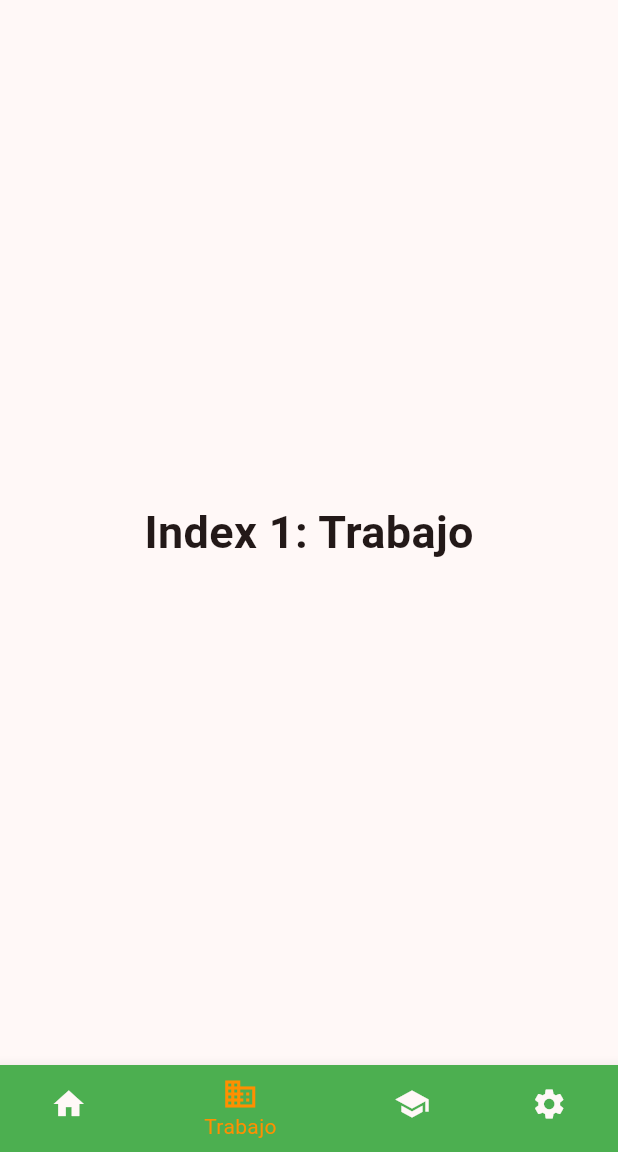
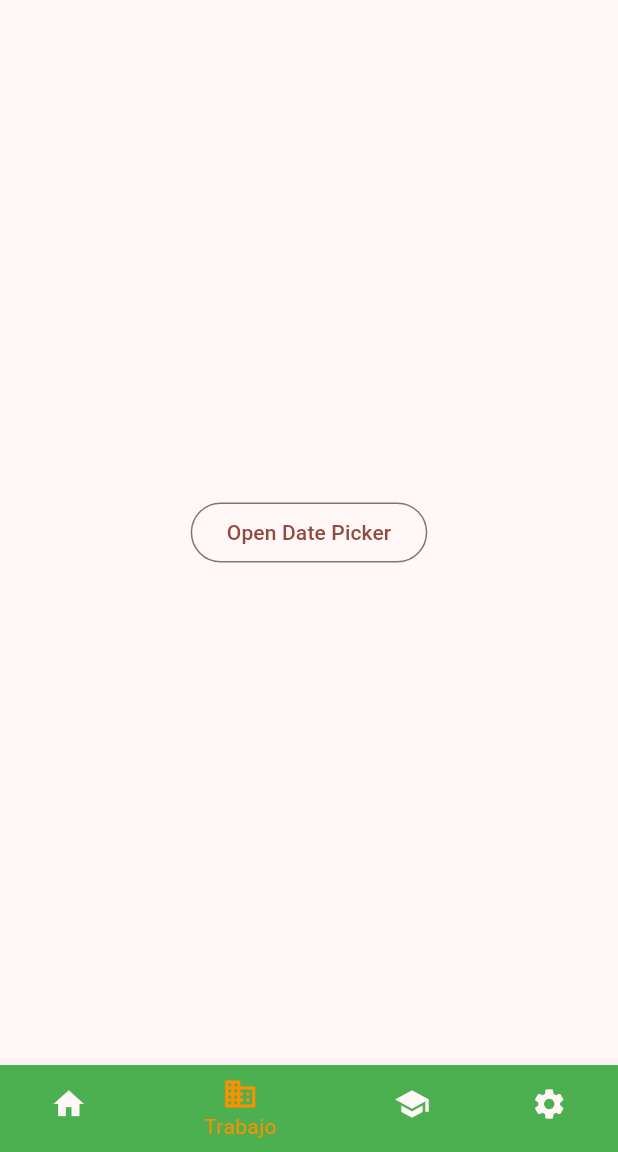
Before and after one commit to ElEdwinJSH/widgets_proyecto, a Flutter app: the screen it shows after launch, item 2 of the bottom bar chosen, on a phone screen of 412 x 824 dp, the part 84-1236 px from its top. Run offline on Flutter 3.47's test engine with Material 2 defaults, Android fonts, the phone set to English and light mode, and no system bars.

Commit message:
show date hecho

```diff
--- a/lib/pages/bottom_navigation_bar.dart
+++ b/lib/pages/bottom_navigation_bar.dart
@@ -2,6 +2,7 @@
 import 'package:widgets_proyecto/pages/alert_dialog.dart';
 import 'package:widgets_proyecto/pages/card_class.dart';
 import 'package:widgets_proyecto/pages/check_box.dart';
+import 'package:widgets_proyecto/pages/show_date_picker.dart';
 
 class BNavigation extends StatefulWidget {
   const BNavigation({super.key});
@@ -29,10 +30,7 @@
         ),
       ),
     ),
-    Text(
-      'Index 1: Trabajo',
-      style: optionStyle,
-    ),
+    DatePicker(),
     Text(
       'Index 2: Escuela',
       style: optionStyle,
--- /dev/null
+++ b/lib/pages/show_date_picker.dart
@@ -0,0 +1,80 @@
+import 'package:flutter/material.dart';
+
+class DatePicker extends StatefulWidget {
+  const DatePicker({super.key, this.restorationId});
+
+  final String? restorationId;
+
+  @override
+  State<DatePicker> createState() => _DatePickerState();
+}
+
+class _DatePickerState extends State<DatePicker> with RestorationMixin {
+  @override
+  String? get restorationId => widget.restorationId;
+
+  final RestorableDateTime _selectedDate =
+      RestorableDateTime(DateTime(2023, 09, 07));
+  late final RestorableRouteFuture<DateTime?> _restorableDatePickerRouteFuture =
+      RestorableRouteFuture<DateTime?>(
+    onComplete: _selectDate,
+    onPresent: (NavigatorState navigator, Object? arguments) {
+      return navigator.restorablePush(
+        _datePickerRoute,
+        arguments: _selectedDate.value.millisecondsSinceEpoch,
+      );
+    },
+  );
+
+  @pragma('vm:entry-point')
+  static Route<DateTime> _datePickerRoute(
+    BuildContext context,
+    Object? arguments,
+  ) {
+    return DialogRoute<DateTime>(
+      context: context,
+      builder: (BuildContext context) {
+        return DatePickerDialog(
+          restorationId: 'date_picker_dialog',
+          initialEntryMode: DatePickerEntryMode.calendarOnly,
+          initialDate: DateTime.fromMillisecondsSinceEpoch(arguments! as int),
+          firstDate: DateTime(2022),
+          lastDate: DateTime(2025),
+        );
+      },
+    );
+  }
+
+  @override
+  void restoreState(RestorationBucket? oldBucket, bool initialRestore) {
+    registerForRestoration(_selectedDate, 'selected_date');
+    registerForRestoration(
+        _restorableDatePickerRouteFuture, 'date_picker_route_future');
+  }
+
+  void _selectDate(DateTime? newSelectedDate) {
+    if (newSelectedDate != null) {
+      setState(() {
+        _selectedDate.value = newSelectedDate;
+        ScaffoldMessenger.of(context).showSnackBar(SnackBar(
+          content: Text(
+              'Selected: ${_selectedDate.value.day}/${_selectedDate.value.month}/${_selectedDate.value.year}'),
+        ));
+      });
+    }
+  }
+
+  @override
+  Widget build(BuildContext context) {
+    return Scaffold(
+      body: Center(
+        child: OutlinedButton(
+          onPressed: () {
+            _restorableDatePickerRouteFuture.present();
+          },
+          child: const Text('Open Date Picker'),
+        ),
+      ),
+    );
+  }
+}
```
